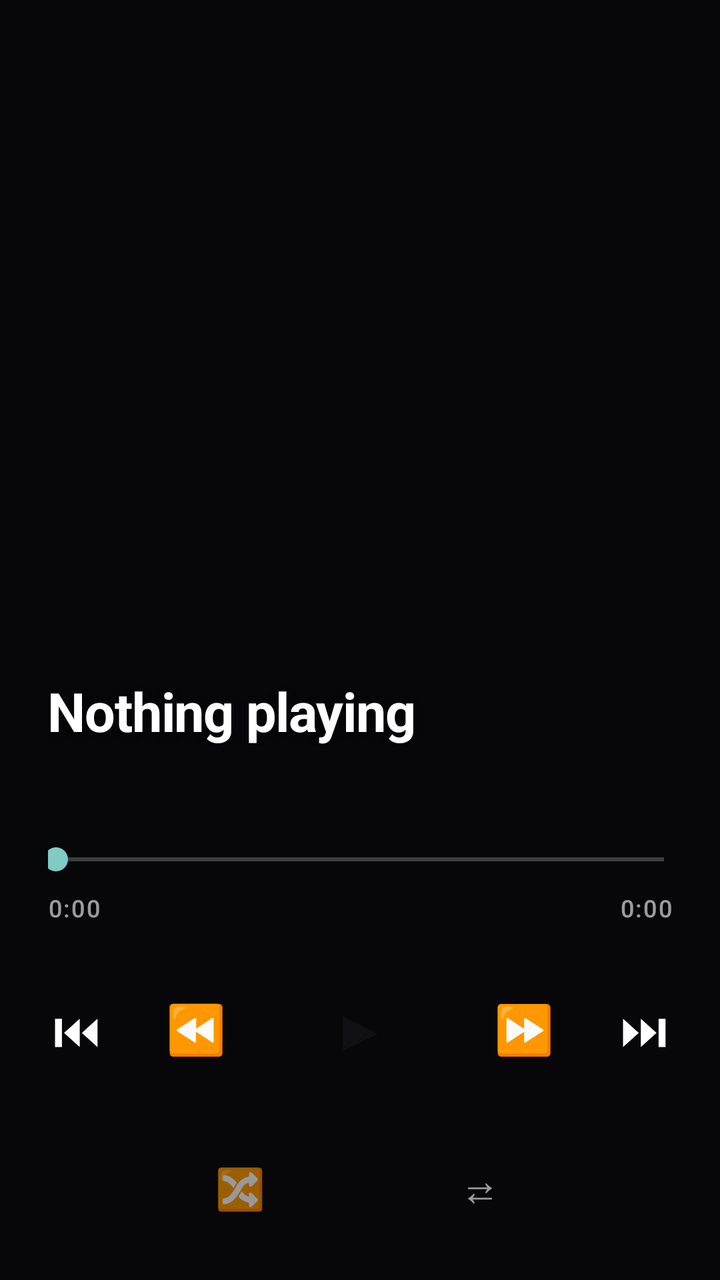
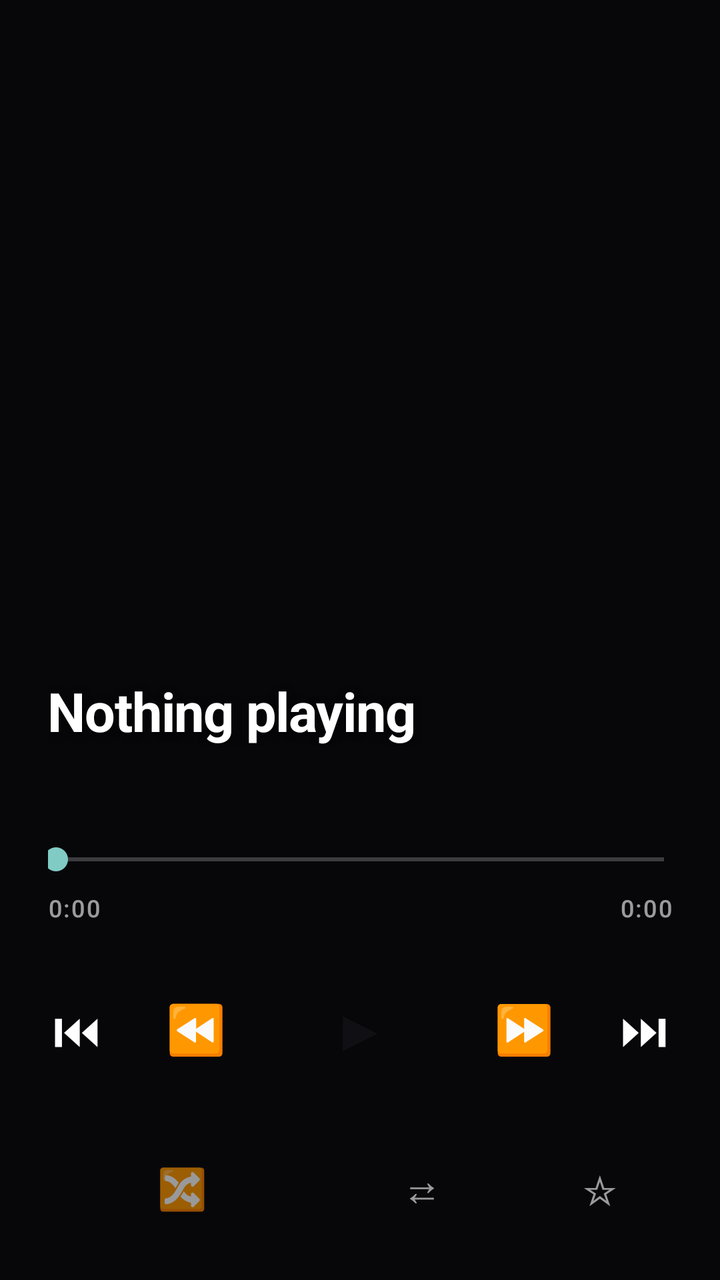

An Android layout rendered at two revisions. The XML below is the earlier revision; the diff shows what the commit changed to produce the second picture.
<!-- AndroidManifest.xml: application theme Theme.Chorus -->
<!-- res/layout/view_player.xml -->
<?xml version="1.0" encoding="utf-8"?>
<FrameLayout xmlns:android="http://schemas.android.com/apk/res/android"
    android:layout_width="match_parent"
    android:layout_height="match_parent"
    android:background="#FF07070A">

    
    <ImageView
        android:id="@+id/player_backdrop"
        android:layout_width="match_parent"
        android:layout_height="match_parent"
        android:alpha="0.9"
        android:importantForAccessibility="no"
        android:scaleType="centerCrop" />

    
    <View
        android:id="@+id/player_scrim"
        android:layout_width="match_parent"
        android:layout_height="match_parent"
        android:importantForAccessibility="no" />

    <LinearLayout
        android:id="@+id/player_content"
        android:layout_width="match_parent"
        android:layout_height="match_parent"
        android:gravity="center_vertical"
        android:orientation="vertical"
        android:paddingStart="24dp"
        android:paddingTop="12dp"
        android:paddingEnd="24dp"
        android:paddingBottom="20dp">

        
        <FrameLayout
            android:id="@+id/player_art_frame"
            android:layout_width="match_parent"
            android:layout_height="0dp"
            android:layout_weight="1">

            <ImageView
                android:id="@+id/player_art"
                android:layout_width="match_parent"
                android:layout_height="match_parent"
                android:contentDescription="Album art"
                android:scaleType="centerCrop" />
        </FrameLayout>

        <TextView
            android:id="@+id/player_title"
            android:layout_width="match_parent"
            android:layout_height="wrap_content"
            android:layout_marginTop="26dp"
            android:ellipsize="marquee"
            android:focusable="true"
            android:fontFamily="sans-serif"
            android:letterSpacing="-0.015"
            android:marqueeRepeatLimit="marquee_forever"
            android:maxLines="1"
            android:shadowColor="#99000000"
            android:shadowDx="0"
            android:shadowDy="2"
            android:shadowRadius="10"
            android:singleLine="true"
            android:text="Nothing playing"
            android:textColor="#FFFFFFFF"
            android:textSize="27sp"
            android:textStyle="bold" />

        <TextView
            android:id="@+id/player_artist"
            android:layout_width="match_parent"
            android:layout_height="wrap_content"
            android:layout_marginTop="6dp"
            android:ellipsize="end"
            android:fontFamily="sans-serif"
            android:maxLines="1"
            android:shadowColor="#80000000"
            android:shadowDx="0"
            android:shadowDy="1"
            android:shadowRadius="6"
            android:textColor="#B8FFFFFF"
            android:textSize="15sp" />

        
        <SeekBar
            android:id="@+id/player_seek"
            android:layout_width="match_parent"
            android:layout_height="32dp"
            android:layout_marginTop="14dp"
            android:max="0"
            android:paddingStart="4dp"
            android:paddingEnd="4dp"
            android:progress="0"
            android:splitTrack="false" />

        
        <LinearLayout
            android:layout_width="match_parent"
            android:layout_height="wrap_content"
            android:orientation="horizontal">

            <TextView
                android:id="@+id/player_elapsed"
                android:layout_width="0dp"
                android:layout_height="wrap_content"
                android:layout_weight="1"
                android:fontFamily="sans-serif-medium"
                android:gravity="start"
                android:letterSpacing="0.06"
                android:text="0:00"
                android:textColor="#99FFFFFF"
                android:textSize="12sp" />

            <TextView
                android:id="@+id/player_total"
                android:layout_width="0dp"
                android:layout_height="wrap_content"
                android:layout_weight="1"
                android:fontFamily="sans-serif-medium"
                android:gravity="end"
                android:letterSpacing="0.06"
                android:text="0:00"
                android:textColor="#99FFFFFF"
                android:textSize="12sp" />
        </LinearLayout>

        
        <LinearLayout
            android:id="@+id/player_transport"
            android:layout_width="match_parent"
            android:layout_height="wrap_content"
            android:layout_marginTop="14dp"
            android:gravity="center"
            android:orientation="horizontal">

            <TextView
                android:id="@+id/player_prev"
                android:layout_width="60dp"
                android:layout_height="60dp"
                android:background="?android:attr/selectableItemBackgroundBorderless"
                android:clickable="true"
                android:contentDescription="Previous track"
                android:focusable="true"
                android:gravity="center"
                android:text="⏮"
                android:textColor="#FFFFFFFF"
                android:textSize="24sp" />

            <TextView
                android:id="@+id/player_rewind"
                android:layout_width="60dp"
                android:layout_height="60dp"
                android:background="?android:attr/selectableItemBackgroundBorderless"
                android:clickable="true"
                android:contentDescription="Rewind 10 seconds"
                android:focusable="true"
                android:gravity="center"
                android:text="⏪"
                android:textColor="#FFFFFFFF"
                android:textSize="24sp" />

            
            <TextView
                android:id="@+id/player_play_pause"
                android:layout_width="76dp"
                android:layout_height="76dp"
                android:layout_marginStart="14dp"
                android:layout_marginEnd="14dp"
                android:clickable="true"
                android:contentDescription="Play or pause"
                android:focusable="true"
                android:gravity="center"
                android:text="▶"
                android:textColor="#FF101014"
                android:textSize="30sp" />

            <TextView
                android:id="@+id/player_forward"
                android:layout_width="60dp"
                android:layout_height="60dp"
                android:background="?android:attr/selectableItemBackgroundBorderless"
                android:clickable="true"
                android:contentDescription="Forward 10 seconds"
                android:focusable="true"
                android:gravity="center"
                android:text="⏩"
                android:textColor="#FFFFFFFF"
                android:textSize="24sp" />

            <TextView
                android:id="@+id/player_next"
                android:layout_width="60dp"
                android:layout_height="60dp"
                android:background="?android:attr/selectableItemBackgroundBorderless"
                android:clickable="true"
                android:contentDescription="Next track"
                android:focusable="true"
                android:gravity="center"
                android:text="⏭"
                android:textColor="#FFFFFFFF"
                android:textSize="24sp" />
        </LinearLayout>

        
        <LinearLayout
            android:id="@+id/player_modes"
            android:layout_width="match_parent"
            android:layout_height="wrap_content"
            android:layout_marginTop="16dp"
            android:gravity="center"
            android:orientation="horizontal">

            <TextView
                android:id="@+id/player_shuffle"
                android:layout_width="wrap_content"
                android:layout_height="52dp"
                android:background="?android:attr/selectableItemBackgroundBorderless"
                android:clickable="true"
                android:contentDescription="Shuffle off"
                android:focusable="true"
                android:gravity="center"
                android:minWidth="104dp"
                android:paddingStart="24dp"
                android:paddingEnd="24dp"
                android:text="🔀"
                android:textColor="#99FFFFFF"
                android:textSize="20sp" />

            <TextView
                android:id="@+id/player_repeat"
                android:layout_width="wrap_content"
                android:layout_height="52dp"
                android:layout_marginStart="16dp"
                android:background="?android:attr/selectableItemBackgroundBorderless"
                android:clickable="true"
                android:contentDescription="Repeat off"
                android:focusable="true"
                android:gravity="center"
                android:minWidth="104dp"
                android:paddingStart="24dp"
                android:paddingEnd="24dp"
                android:text="⇄"
                android:textColor="#99FFFFFF"
                android:textSize="20sp" />
        </LinearLayout>
    </LinearLayout>
</FrameLayout>
<!-- resources referenced by this layout -->
<resources>
  <style name="Theme.Chorus" parent="Theme.AppCompat.NoActionBar">
          <item name="android:windowBackground">@android:color/black</item>
          <item name="android:statusBarColor">@android:color/black</item>
      </style>
</resources>

<!-- the commit's change to res/layout/view_player.xml (unified diff, before → after) -->
@@ -243,6 +243,23 @@
                 android:text="⇄"
                 android:textColor="#99FFFFFF"
                 android:textSize="20sp" />
+
+            
+            <TextView
+                android:id="@+id/player_star"
+                android:layout_width="wrap_content"
+                android:layout_height="52dp"
+                android:layout_marginStart="16dp"
+                android:background="?android:attr/selectableItemBackgroundBorderless"
+                android:clickable="true"
+                android:contentDescription="Not a favourite"
+                android:focusable="true"
+                android:gravity="center"
+                android:paddingStart="12dp"
+                android:paddingEnd="12dp"
+                android:text="☆"
+                android:textColor="#99FFFFFF"
+                android:textSize="20sp" />
         </LinearLayout>
     </LinearLayout>
 </FrameLayout>
